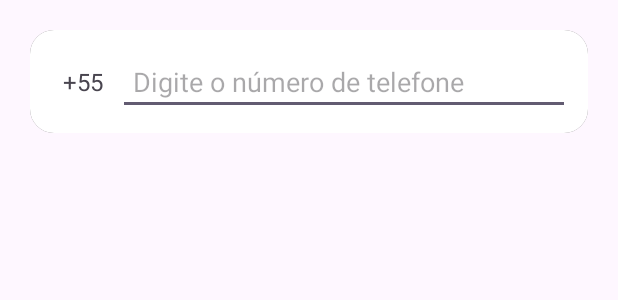
After one commit to thmsVDC/supermercado_app, an Android app: the layout custom_dialog.xml on its own in the app's theme, with its tools: preview values and no code run, on a phone screen of 412 x 824 dp. The commit adds this screen. Shown: the top 300 px of the screen. Run offline under Robolectric (Android 15) with nearby library versions, the phone set to English and light mode, and no system bars.

```diff
--- /dev/null
+++ b/app/src/main/res/drawable/dialog_background.xml
@@ -0,0 +1,19 @@
+<?xml version="1.0" encoding="utf-8"?>
+<layer-list xmlns:android="http://schemas.android.com/apk/res/android">
+    <!-- Sombra -->
+    <item android:right="4dp" android:left="4dp" android:top="4dp" android:bottom="4dp">
+        <shape android:shape="rectangle">
+            <solid android:color="#80000000"/> <!-- Cor da sombra (semi-transparente) -->
+            <corners android:radius="16dp"/> <!-- Arredondamento dos cantos -->
+            <padding android:left="2dp" android:top="2dp" android:right="2dp" android:bottom="2dp"/> <!-- Padding da sombra -->
+        </shape>
+    </item>
+
+    <!-- Fundo com cor diferenciada -->
+    <item android:right="2dp" android:left="2dp" android:top="2dp" android:bottom="2dp">
+        <shape android:shape="rectangle">
+            <solid android:color="@android:color/white"/> <!-- Cor de fundo do item (branco) -->
+            <corners android:radius="16dp"/> <!-- Arredondamento dos cantos -->
+        </shape>
+    </item>
+</layer-list>
--- /dev/null
+++ b/app/src/main/res/layout/custom_dialog.xml
@@ -0,0 +1,44 @@
+<?xml version="1.0" encoding="utf-8"?>
+<androidx.constraintlayout.widget.ConstraintLayout xmlns:android="http://schemas.android.com/apk/res/android"
+    xmlns:app="http://schemas.android.com/apk/res-auto"
+    xmlns:tools="http://schemas.android.com/tools"
+    android:layout_width="match_parent"
+    android:layout_height="wrap_content"
+    android:layout_margin="16dp">
+
+    <!-- Fundo do dialog com bordas arredondadas e sombra -->
+    <RelativeLayout
+        android:layout_width="match_parent"
+        android:layout_height="wrap_content"
+        android:background="@drawable/dialog_background"
+        android:padding="16dp">
+
+        <LinearLayout
+            android:layout_width="match_parent"
+            android:layout_height="wrap_content"
+            android:orientation="horizontal"
+            android:gravity="center_vertical">
+
+            <!-- Prefixo do número de telefone -->
+            <TextView
+                android:id="@+id/textView_prefix"
+                android:layout_width="wrap_content"
+                android:layout_height="wrap_content"
+                android:text="+55"
+                android:textSize="16sp"
+                android:padding="10dp"/>
+
+            <!-- EditText para entrada do número de telefone -->
+            <EditText
+                android:id="@+id/editText_phone_number"
+                android:layout_width="0dp"
+                android:layout_height="wrap_content"
+                android:layout_weight="1"
+                android:hint="Digite o número de telefone"
+                android:inputType="phone"
+                android:padding="10dp"/>
+        </LinearLayout>
+
+    </RelativeLayout>
+
+</androidx.constraintlayout.widget.ConstraintLayout>
--- a/app/src/main/res/values/colors.xml
+++ b/app/src/main/res/values/colors.xml
@@ -6,4 +6,5 @@
     <color name="secondary">#75A5E7</color>
     <color name="red">#DD2C00</color>
     <color name="text">#F8F8FF</color>
+    <color name="gray">#F5F5F5</color>
 </resources>
--- a/app/src/main/res/values/strings.xml
+++ b/app/src/main/res/values/strings.xml
@@ -2,4 +2,5 @@
     <string name="app_name">CRUD_operations</string>
     <string name="busque_seu_produto">busque seu produto</string>
     <string name="delete">Delete</string>
+    <string name="buscar_por_nome">Buscar por nome</string>
 </resources>
--- a/app/src/main/res/values/themes.xml
+++ b/app/src/main/res/values/themes.xml
@@ -10,5 +10,6 @@
         <item name="android:windowTranslucentStatus">true</item>
     </style>
 
+
     <style name="Theme.CRUD_operations" parent="Base.Theme.CRUD_operations" />
 </resources>
```
Also changed, not shown: app/src/main/java/com/example/crud_operations/ListActivity.java (+8 -0 lines), app/src/main/java/com/example/crud_operations/MyListActivity.java (+81 -5 lines), app/src/main/res/drawable/item_background.xml (added, +19 -0 lines), app/src/main/res/layout/activity_list.xml (+20 -10 lines), app/src/main/res/layout/item_produto.xml (+11 -27 lines).
